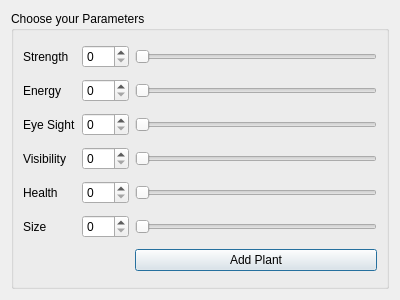
First picture: the form in Evolution_1/plant_win.ui, repository Natali124/Evolution-Simulator, before the edit.
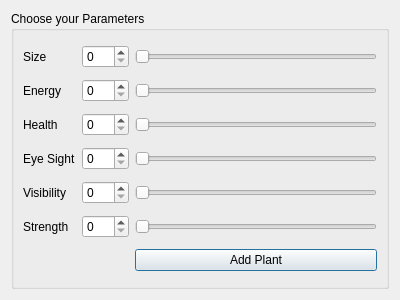
Second picture: the form after the edit.

Commit message: slider toolbar to new layout of mainwindow matchup

Patch:
```diff
--- a/Evolution_1/plant_win.ui
+++ b/Evolution_1/plant_win.ui
@@ -21,7 +21,7 @@
      </property>
      <layout class="QGridLayout" name="gridLayout_2">
       <item row="5" column="2">
-       <widget class="QSlider" name="size_s">
+       <widget class="QSlider" name="strength_s">
         <property name="maximum">
          <number>200</number>
         </property>
@@ -31,16 +31,6 @@
        </widget>
       </item>
       <item row="4" column="2">
-       <widget class="QSlider" name="health_s">
-        <property name="maximum">
-         <number>200</number>
-        </property>
-        <property name="orientation">
-         <enum>Qt::Horizontal</enum>
-        </property>
-       </widget>
-      </item>
-      <item row="3" column="2">
        <widget class="QSlider" name="visibility_s">
         <property name="maximum">
          <number>200</number>
@@ -50,6 +40,16 @@
         </property>
        </widget>
       </item>
+      <item row="3" column="2">
+       <widget class="QSlider" name="eyesight_s">
+        <property name="maximum">
+         <number>200</number>
+        </property>
+        <property name="orientation">
+         <enum>Qt::Horizontal</enum>
+        </property>
+       </widget>
+      </item>
       <item row="1" column="2">
        <widget class="QSlider" name="energy_s">
         <property name="maximum">
@@ -61,42 +61,42 @@
        </widget>
       </item>
       <item row="4" column="1">
-       <widget class="QSpinBox" name="health_c">
+       <widget class="QSpinBox" name="visibility_c">
         <property name="maximum">
          <number>200</number>
         </property>
        </widget>
       </item>
       <item row="5" column="1">
-       <widget class="QSpinBox" name="size_c">
+       <widget class="QSpinBox" name="strength_c">
         <property name="maximum">
          <number>200</number>
         </property>
        </widget>
       </item>
       <item row="2" column="0">
-       <widget class="QLabel" name="eyesight_l">
-        <property name="text">
-         <string>Eye Sight</string>
-        </property>
-       </widget>
-      </item>
-      <item row="4" column="0">
        <widget class="QLabel" name="health_l">
         <property name="text">
          <string>Health</string>
         </property>
        </widget>
       </item>
-      <item row="3" column="0">
+      <item row="4" column="0">
        <widget class="QLabel" name="visibility_l">
         <property name="text">
          <string>Visibility</string>
         </property>
        </widget>
       </item>
+      <item row="3" column="0">
+       <widget class="QLabel" name="eyesight_l">
+        <property name="text">
+         <string>Eye Sight</string>
+        </property>
+       </widget>
+      </item>
       <item row="0" column="2">
-       <widget class="QSlider" name="strength_s">
+       <widget class="QSlider" name="size_s">
         <property name="maximum">
          <number>200</number>
         </property>
@@ -106,21 +106,21 @@
        </widget>
       </item>
       <item row="0" column="0">
-       <widget class="QLabel" name="strength_l">
+       <widget class="QLabel" name="size_l">
         <property name="text">
-         <string>Strength</string>
+         <string>Size</string>
         </property>
        </widget>
       </item>
       <item row="3" column="1">
-       <widget class="QSpinBox" name="visibility_c">
+       <widget class="QSpinBox" name="eyesight_c">
         <property name="maximum">
          <number>200</number>
         </property>
        </widget>
       </item>
       <item row="2" column="2">
-       <widget class="QSlider" name="eyesight_s">
+       <widget class="QSlider" name="health_s">
         <property name="maximum">
          <number>200</number>
         </property>
@@ -137,7 +137,7 @@
        </widget>
       </item>
       <item row="0" column="1">
-       <widget class="QSpinBox" name="strength_c">
+       <widget class="QSpinBox" name="size_c">
         <property name="maximum">
          <number>200</number>
         </property>
@@ -151,16 +151,16 @@
        </widget>
       </item>
       <item row="2" column="1">
-       <widget class="QSpinBox" name="eyesight_c">
+       <widget class="QSpinBox" name="health_c">
         <property name="maximum">
          <number>200</number>
         </property>
        </widget>
       </item>
       <item row="5" column="0">
-       <widget class="QLabel" name="size_l">
+       <widget class="QLabel" name="strength_l">
         <property name="text">
-         <string>Size</string>
+         <string>Strength</string>
         </property>
        </widget>
       </item>
```
The commit also changes 2 other files.
